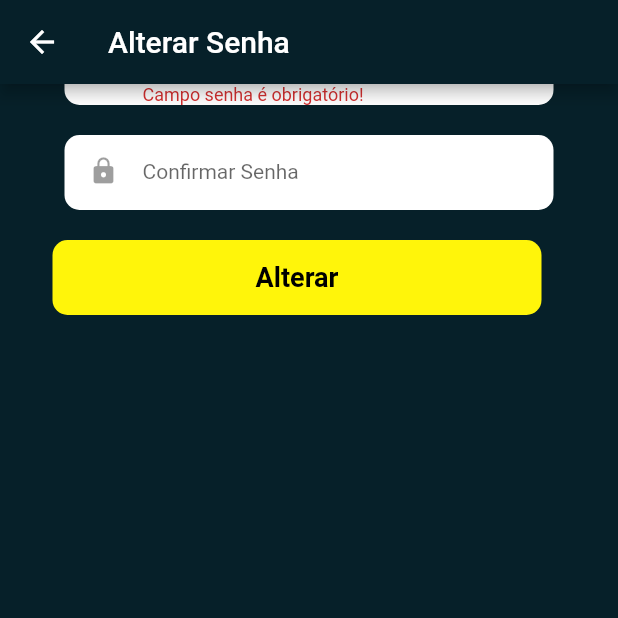
After one commit to Diego-amd/apoio_forca_treino, a Flutter app: the AlteracaoSenhaAluno screen opened by its route, scrolled down 56 dp, after a tap on "Alterar", on a phone screen of 412 x 824 dp, the top half of it. The commit adds this screen. Run offline on Flutter 3.47's test engine with Material 2 defaults, Android fonts, the phone set to English and light mode, and no system bars; our stand-ins replace cloud_firestore, firebase_auth, firebase_core, firebase_storage, shared_preferences, syncfusion_flutter_datepicker; accounts and stored records are empty.

Commit message:
home aluno

```diff
--- /dev/null
+++ b/lib/view/alunos/alteracaoSenha.view.dart
@@ -0,0 +1,210 @@
+import 'package:flutter/material.dart';
+import 'package:cloud_firestore/cloud_firestore.dart';
+import 'package:firebase_auth/firebase_auth.dart';
+
+class AlteracaoSenhaAluno extends StatefulWidget {
+  @override
+  _AlteracaoSenhaAluno createState() => _AlteracaoSenhaAluno();
+}
+
+var txtsenha1 = 'senha';
+final FirebaseAuth auth = FirebaseAuth.instance;
+final FirebaseFirestore firestore = FirebaseFirestore.instance;
+var documento = '';
+var colecao = '';
+
+void recebePrefs(BuildContext context) async {
+  final objArgs = (ModalRoute.of(context)?.settings.arguments ??
+      <String, dynamic>{}) as Map;
+  print('heiter');
+  colecao = objArgs['colecao'];
+  documento = objArgs['documento'];
+  print(documento);
+  print(colecao);
+}
+
+TextEditingController camposenha = TextEditingController();
+TextEditingController campoconfirmaSenha = TextEditingController();
+bool validaSenha() {
+  var senha = camposenha.text;
+  var senha2 = campoconfirmaSenha.text;
+  print(senha);
+  print(senha2);
+  if (senha == senha2) {
+    return true;
+  } else {
+    return false;
+  }
+}
+
+class _AlteracaoSenhaAluno extends State<AlteracaoSenhaAluno> {
+  var formKey = GlobalKey<FormState>();
+  bool loading = false;
+
+  void changePassword(BuildContext context) async {
+    setState(() {
+      loading = true;
+    });
+    if (formKey.currentState!.validate()) {
+      formKey.currentState!.save();
+      var newPassword = camposenha.text;
+      final user = await FirebaseAuth.instance.currentUser;
+      final cred =
+          EmailAuthProvider.credential(email: user!.email!, password: '1234567');
+
+      user.reauthenticateWithCredential(cred).then((value) {
+        user.updatePassword(newPassword).then((_) {
+          //Success, do something
+          firestore
+              .collection(colecao.toString())
+              .doc(documento.toString())
+              .update({'senha': camposenha.text})
+              .then((_) => print('deu certo'))
+              .catchError((error) => print('DEU TUDO ERRADO AAAAAAAA'));
+          switch (colecao) {
+            case 'alunos':
+              Navigator.of(context).pushReplacementNamed('/contaAln');
+              break;
+          }
+        }).catchError((error) {
+          //Error, show something
+        });
+      }).catchError((err) {});
+    } else {
+      setState(() {
+        loading = false;
+      });
+      print('Não passei');
+    }
+  }
+
+  @override
+  Widget build(BuildContext context) {
+    recebePrefs(context);
+    return Scaffold(
+        appBar: AppBar(
+            title: Text("Alterar Senha"),
+            backgroundColor: Color.fromRGBO(6, 32, 41, 2)),
+        body: Form(
+          key: formKey,
+          child: SingleChildScrollView(
+            child: Stack(
+              children: [
+                Container(
+                  height: MediaQuery.of(context).size.height * 1,
+                  decoration: const BoxDecoration(
+                      // image: DecorationImage(
+                      //     image: AssetImage("images/cadastro.png"),
+                      //     fit: BoxFit.fill),
+                      ),
+                ),
+                Container(
+                  height: MediaQuery.of(context).size.height * 1,
+                  decoration:
+                      const BoxDecoration(color: Color.fromRGBO(6, 32, 41, 2)),
+                ),
+                Center(
+                  child: Container(
+                      margin: EdgeInsets.symmetric(horizontal: 35),
+                      child: Column(
+                        mainAxisSize: MainAxisSize.min,
+                        crossAxisAlignment: CrossAxisAlignment.center,
+                        children: [
+                          SizedBox(
+                            child: Container(
+                              width: 326,
+                              height: 50,
+                              margin: EdgeInsets.only(top: 20),
+                              padding: EdgeInsets.only(left: 16),
+                              decoration: const BoxDecoration(
+                                  color: Colors.white,
+                                  borderRadius:
+                                      BorderRadius.all(Radius.circular(10))),
+                              child: TextFormField(
+                                controller: camposenha,
+                                validator: (value) {
+                                  if (value!.isEmpty) {
+                                    return "Campo senha é obrigatório!";
+                                  } else if (value.length < 6) {
+                                    return "Senha tem que ter mais de 6 caracteres";
+                                  }
+                                  return null;
+                                },
+                                keyboardType: TextInputType.text,
+                                obscureText: true,
+                                decoration: const InputDecoration(
+                                  border: InputBorder.none,
+                                  hintText: "Senha",
+                                  icon: Icon(Icons.lock,
+                                      size: 20, color: Colors.black38),
+                                  labelStyle: TextStyle(
+                                      color: Colors.black,
+                                      fontWeight: FontWeight.w400,
+                                      fontSize: 16),
+                                ),
+                                style: TextStyle(fontSize: 14),
+                              ),
+                            ),
+                          ),
+                          SizedBox(
+                            child: Container(
+                              width: 326,
+                              height: 50,
+                              margin: EdgeInsets.only(top: 20),
+                              padding: EdgeInsets.only(left: 16),
+                              decoration: const BoxDecoration(
+                                  color: Colors.white,
+                                  borderRadius:
+                                      BorderRadius.all(Radius.circular(10))),
+                              child: TextFormField(
+                                controller: campoconfirmaSenha,
+                                validator: (value) {
+                                  if (value != camposenha.text) {
+                                    return "Senha diferente do digitado acima";
+                                  }
+                                  return null;
+                                },
+                                keyboardType: TextInputType.text,
+                                obscureText: true,
+                                decoration: const InputDecoration(
+                                  border: InputBorder.none,
+                                  hintText: "Confirmar Senha",
+                                  icon: Icon(Icons.lock,
+                                      size: 20, color: Colors.black38),
+                                  labelStyle: TextStyle(
+                                      color: Colors.black,
+                                      fontWeight: FontWeight.w400,
+                                      fontSize: 16),
+                                ),
+                                style: TextStyle(fontSize: 14),
+                              ),
+                            ),
+                          ),
+                        ],
+                      )),
+                ),
+                loading
+                    ? const CircularProgressIndicator(
+                        color: Color.fromARGB(255, 235, 213, 16))
+                    : Container(
+                        width: 326,
+                        height: 50,
+                        margin: EdgeInsets.only(top: 160, bottom: 0, left: 35),
+                        decoration: const BoxDecoration(
+                            color: Color.fromARGB(255, 255, 245, 10),
+                            borderRadius:
+                                BorderRadius.all(Radius.circular(10))),
+                        child: TextButton(
+                          child: const Text("Alterar",
+                              style: TextStyle(
+                                  fontSize: 18,
+                                  fontWeight: FontWeight.w700,
+                                  color: Colors.black)),
+                          onPressed: () => changePassword(context),
+                        )),
+              ],
+            ),
+          ),
+        ));
+  }
+}
--- a/lib/view/alunos/treinos.alunos.view.dart
+++ b/lib/view/alunos/treinos.alunos.view.dart
@@ -7,6 +7,7 @@ class TreinosAluno extends StatelessWidget {
   @override
   Widget build(BuildContext context) {
     return Scaffold(
+      backgroundColor: Color.fromRGBO(6, 32, 41, 2),
       body: Container(
         color: Colors.white,
         child: Text("Entrou nos treinos dos alunos"),
--- a/lib/view/app.dart
+++ b/lib/view/app.dart
@@ -14,12 +14,14 @@ import 'admin/cad.alunos.view.dart';
 import 'admin/cad.professor.view.dart';
 import 'professor/cad.exercicio.view.dart';
 import 'professor/exec.view.dart';
+import 'alunos/alteracaoSenha.view.dart';
 import 'professor/cad.treino.view.dart';
 import 'professor/treino.view.dart';
 import 'professor/treinos/aluno.view.dart';
 import 'professor/treinos/exercicios.view.dart';
 import 'professor/treinos/plano.view.dart';
 import 'professor/treinos/plano.resumo.view.dart';
+import 'alunos/conta.aluno.view.dart';
 
 import 'admin/alunos.view.dart';
 import 'admin/prof.view.dart';
@@ -44,6 +46,7 @@ class _App extends State<App> {
         routes: {
           '/': (context) => LoginView(),
           '/alterarSenha': (context) => AlteracaoSenha(),
+          '/alterarSenhaAln': (context) => AlteracaoSenhaAluno(),
           '/homeAdmin': (context) => HomeAdmin(),
           '/homeAluno': (context) => HomeAluno(),
           '/cadAluno': (context) => CadastroAluno(),
@@ -58,6 +61,7 @@ class _App extends State<App> {
           '/exercicioTreino': (context) => ExercicioTreino(),
           '/planoTreino': (context) => PlanoTreino(),
           '/planoTreinoResumo': (context) => PlanoTreinoResumo(),
+          '/contaAln':(context) => ContaAluno(),
         },
         initialRoute: '/ponte');
   }
```
Also changed, not shown: lib/view/alunos/conta.aluno.view.dart (+97 -5 lines).
